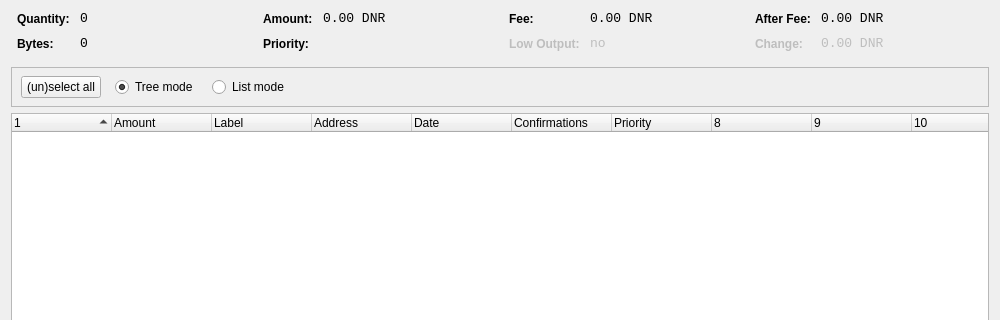
metaspartan/denarius, file src/qt/forms/coincontroldialog.ui: the form before one commit; both pictures show x 0 to 1000 and y 0 to 320 of the 1000 by 500 pixel window.
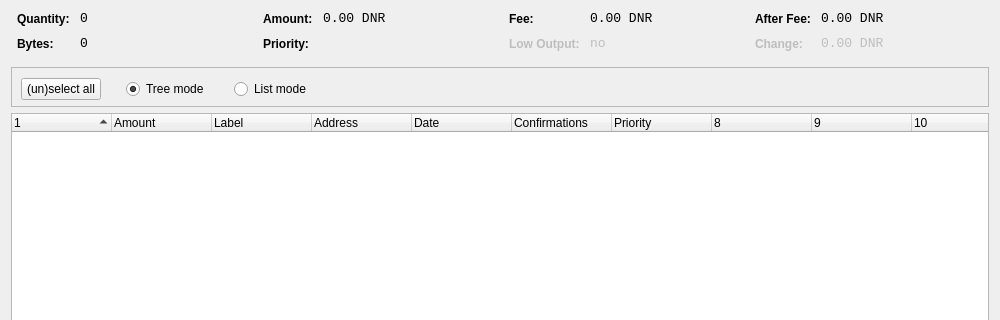
The form after the commit. Custom widgets are drawn as their Qt base class.

The edit to the form file:
```diff
--- a/src/qt/forms/coincontroldialog.ui
+++ b/src/qt/forms/coincontroldialog.ui
@@ -370,18 +370,27 @@
      <property name="frameShadow">
       <enum>QFrame::Sunken</enum>
      </property>
+     <property name="lineWidth">
+      <number>1</number>
+     </property>
      <widget class="QWidget" name="horizontalLayoutWidget">
       <property name="geometry">
        <rect>
         <x>10</x>
-        <y>0</y>
+        <y>10</y>
         <width>781</width>
-        <height>41</height>
+        <height>25</height>
        </rect>
       </property>
       <layout class="QHBoxLayout" name="horizontalLayoutPanel" stretch="0,0,0,0">
        <property name="spacing">
-        <number>14</number>
+        <number>25</number>
+       </property>
+       <property name="topMargin">
+        <number>0</number>
+       </property>
+       <property name="bottomMargin">
+        <number>0</number>
        </property>
        <item>
         <widget class="QPushButton" name="pushButtonSelectAll">
```
